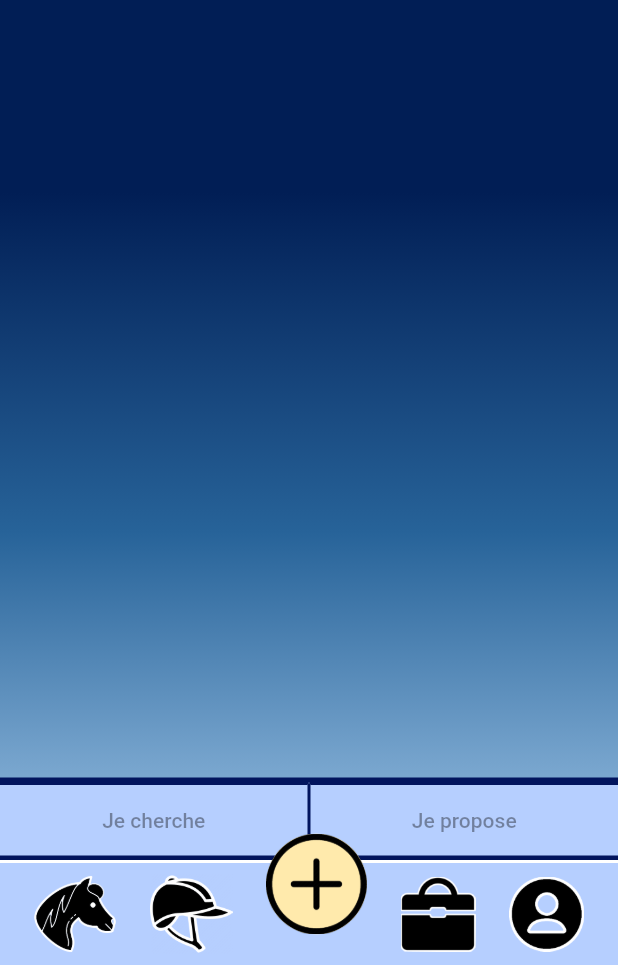
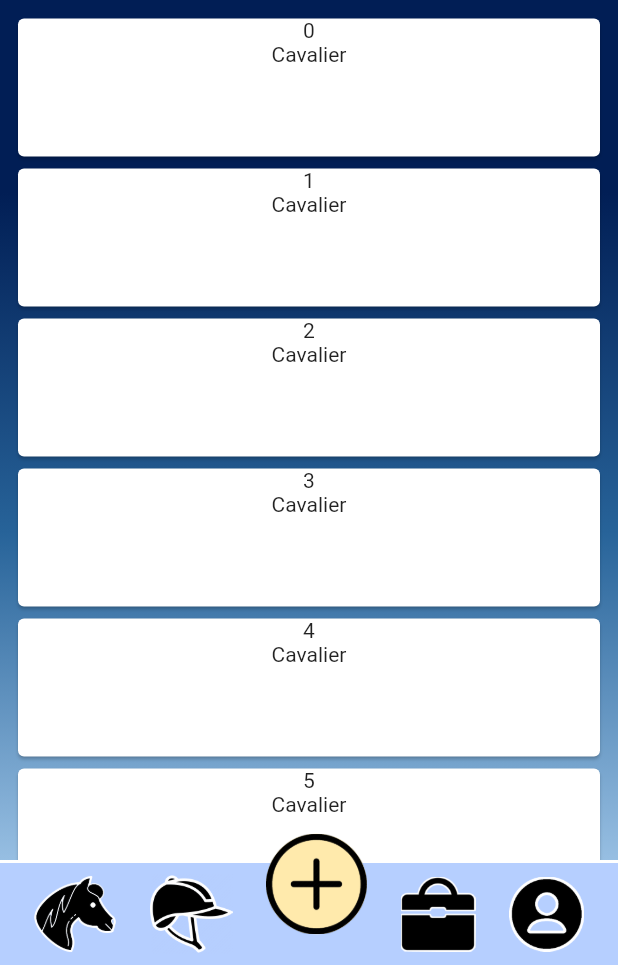
Before and after one commit to RedDTG/kavaloccaz, a Flutter app: the Emplois screen opened by its route, on a phone screen of 412 x 824 dp, the part 271-1236 px from its top. Run offline on Flutter 3.47's test engine with Material 2 defaults, Android fonts, the phone set to English and light mode, and no system bars.

Commit message:
ListeEmploi

```diff
--- a/lib/emplois.dart
+++ b/lib/emplois.dart
@@ -9,7 +9,14 @@ class Emplois extends StatelessWidget {
   Emplois(String title) {
     this.title = title;
   }
-
+  final List<String> listEmploi = [
+    "Cavalier",
+    "Cavalier",
+    "Cavalier",
+    "Cavalier",
+    "Cavalier",
+    "Cavalier",
+  ];
   @override
   Widget build(BuildContext context) {
     double largeur = MediaQuery.of(context).size.width;
@@ -49,47 +56,31 @@ class Emplois extends StatelessWidget {
                                   color: Color(0xFFF6CC33),
                                   fontSize: 36))),
                     ]),
-                new Column(children: [
-                  new Container(
-                      decoration: BoxDecoration(
-                          border: Border(
-                            top: BorderSide(
-                                width: 3.0, color: Color(0xFF02155E)),
-                            bottom: BorderSide(
-                                width: 3.0, color: Color(0xFF02155E)),
+                new Container(
+                    child: Expanded(
+                        child: new Expanded(
+                  child: Scrollbar(
+                    child: new ListView.builder(
+                      padding: const EdgeInsets.all(8),
+                      shrinkWrap: true,
+                      itemCount: listEmploi.length,
+                      itemBuilder: (BuildContext context, int index) {
+                        return Container(
+                          height: 100,
+                          child: Card(
+                            child: Column(
+                              children: <Widget>[
+                                Text(index.toString()),
+                                Text(listEmploi[index]),
+                              ],
+                            ),
                           ),
-                          color: Color(0xFFB6CFFF)),
-                      width: largeur,
-                      height: 55,
-                      child: Row(
-                        mainAxisAlignment: MainAxisAlignment.spaceEvenly,
-                        children: [
-                          new Container(
-                              width: largeur / 2,
-                              decoration: BoxDecoration(
-                                  border: Border(
-                                top: BorderSide(
-                                    width: 2.0, color: Color(0xFF02155E)),
-                                right: BorderSide(
-                                    width: 1.0, color: Color(0xFF02155E)),
-                              )),
-                              child: new FlatButton(
-                                  onPressed: null, child: Text("Je cherche"))),
-                          new Container(
-                              width: largeur / 2,
-                              decoration: BoxDecoration(
-                                  border: Border(
-                                left: BorderSide(
-                                    width: 1.0, color: Color(0xFF02155E)),
-                                top: BorderSide(
-                                    width: 2.0, color: Color(0xFF02155E)),
-                              )),
-                              child: new FlatButton(
-                                  onPressed: null, child: Text("Je propose")))
-                        ],
-                      )),
-                  BottomBarWidget()
-                ]),
+                        );
+                      },
+                    ),
+                  ),
+                ))),
+                BottomBarWidget()
               ],
             )),
       ),
```
